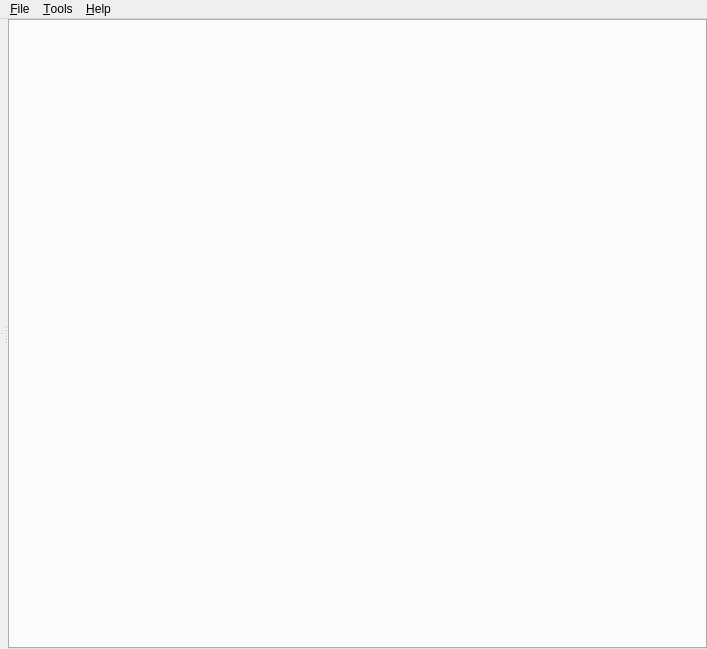
This is src/mainwindow.ui in fougue/mayo as Qt 5 draws it before an edit. The edited form follows.
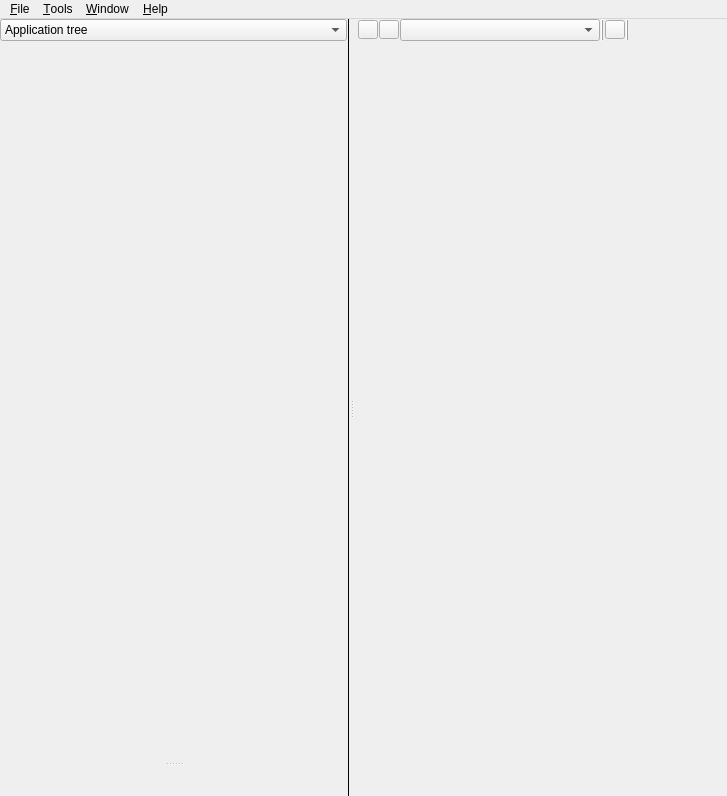
This is the edited form. Icons and pictures are not drawn. Custom widgets are drawn as their Qt base class.

```diff
--- a/src/mainwindow.ui
+++ b/src/mainwindow.ui
@@ -6,15 +6,18 @@
    <rect>
     <x>0</x>
     <y>0</y>
-    <width>707</width>
-    <height>649</height>
+    <width>727</width>
+    <height>796</height>
    </rect>
   </property>
   <property name="windowTitle">
    <string>Mayo</string>
   </property>
   <widget class="QWidget" name="centralWidget">
-   <layout class="QVBoxLayout" name="verticalLayout">
+   <layout class="QVBoxLayout" name="verticalLayout_4">
+    <property name="spacing">
+     <number>0</number>
+    </property>
     <property name="leftMargin">
      <number>0</number>
     </property>
@@ -32,26 +35,324 @@
       <property name="orientation">
        <enum>Qt::Horizontal</enum>
       </property>
-      <widget class="QSplitter" name="splitter_Left">
-       <property name="orientation">
-        <enum>Qt::Vertical</enum>
-       </property>
-       <widget class="WidgetApplicationTree" name="widget_ApplicationTree" native="true"/>
-       <widget class="WidgetDocumentItemProps" name="widget_DocumentProps" native="true"/>
+      <widget class="QWidget" name="widget_Left" native="true">
+       <layout class="QHBoxLayout" name="horizontalLayout_3">
+        <property name="spacing">
+         <number>0</number>
+        </property>
+        <property name="leftMargin">
+         <number>0</number>
+        </property>
+        <property name="topMargin">
+         <number>0</number>
+        </property>
+        <property name="rightMargin">
+         <number>0</number>
+        </property>
+        <property name="bottomMargin">
+         <number>0</number>
+        </property>
+        <item>
+         <widget class="QWidget" name="widget_LeftContents" native="true">
+          <layout class="QVBoxLayout" name="verticalLayout_5">
+           <property name="spacing">
+            <number>0</number>
+           </property>
+           <property name="leftMargin">
+            <number>0</number>
+           </property>
+           <property name="topMargin">
+            <number>0</number>
+           </property>
+           <property name="rightMargin">
+            <number>0</number>
+           </property>
+           <property name="bottomMargin">
+            <number>0</number>
+           </property>
+           <item>
+            <widget class="QWidget" name="widget_LeftHeader" native="true">
+             <layout class="QHBoxLayout" name="horizontalLayout_2">
+              <property name="spacing">
+               <number>0</number>
+              </property>
+              <property name="leftMargin">
+               <number>0</number>
+              </property>
+              <property name="topMargin">
+               <number>0</number>
+              </property>
+              <property name="rightMargin">
+               <number>0</number>
+              </property>
+              <property name="bottomMargin">
+               <number>0</number>
+              </property>
+              <item>
+               <widget class="QComboBox" name="combo_LeftContents">
+                <item>
+                 <property name="text">
+                  <string>Application tree</string>
+                 </property>
+                </item>
+                <item>
+                 <property name="text">
+                  <string>Opened documents</string>
+                 </property>
+                </item>
+                <item>
+                 <property name="text">
+                  <string>File system</string>
+                 </property>
+                </item>
+               </widget>
+              </item>
+             </layout>
+            </widget>
+           </item>
+           <item>
+            <widget class="QStackedWidget" name="stack_LeftContents">
+             <property name="currentIndex">
+              <number>0</number>
+             </property>
+             <widget class="QWidget" name="page_ApplicationTree">
+              <layout class="QVBoxLayout" name="verticalLayout_2">
+               <property name="leftMargin">
+                <number>0</number>
+               </property>
+               <property name="topMargin">
+                <number>0</number>
+               </property>
+               <property name="rightMargin">
+                <number>0</number>
+               </property>
+               <property name="bottomMargin">
+                <number>0</number>
+               </property>
+               <item>
+                <widget class="QSplitter" name="splitter_ApplicationTree">
+                 <property name="orientation">
+                  <enum>Qt::Vertical</enum>
+                 </property>
+                 <widget class="WidgetApplicationTree" name="widget_ApplicationTree" native="true">
+                  <property name="sizePolicy">
+                   <sizepolicy hsizetype="Preferred" vsizetype="Preferred">
+                    <horstretch>0</horstretch>
+                    <verstretch>1</verstretch>
+                   </sizepolicy>
+                  </property>
+                 </widget>
+                 <widget class="WidgetDocumentItemProps" name="widget_DocumentProps" native="true"/>
+                </widget>
+               </item>
+              </layout>
+             </widget>
+             <widget class="QWidget" name="page_OpenedDocuments">
+              <layout class="QVBoxLayout" name="verticalLayout_6">
+               <property name="leftMargin">
+                <number>0</number>
+               </property>
+               <property name="topMargin">
+                <number>0</number>
+               </property>
+               <property name="rightMargin">
+                <number>0</number>
+               </property>
+               <property name="bottomMargin">
+                <number>0</number>
+               </property>
+               <item>
+                <widget class="QListView" name="listView_OpenedDocuments">
+                 <property name="horizontalScrollBarPolicy">
+                  <enum>Qt::ScrollBarAlwaysOff</enum>
+                 </property>
+                 <property name="editTriggers">
+                  <set>QAbstractItemView::NoEditTriggers</set>
+                 </property>
+                 <property name="textElideMode">
+                  <enum>Qt::ElideMiddle</enum>
+                 </property>
+                </widget>
+               </item>
+              </layout>
+             </widget>
+             <widget class="QWidget" name="page_FileSystem">
+              <layout class="QVBoxLayout" name="verticalLayout_3">
+               <property name="leftMargin">
+                <number>0</number>
+               </property>
+               <property name="topMargin">
+                <number>0</number>
+               </property>
+               <property name="rightMargin">
+                <number>0</number>
+               </property>
+               <property name="bottomMargin">
+                <number>0</number>
+               </property>
+               <item>
+                <widget class="QTreeView" name="treeView_FileSystem">
+                 <attribute name="headerVisible">
+                  <bool>false</bool>
+                 </attribute>
+                </widget>
+               </item>
+              </layout>
+             </widget>
+            </widget>
+           </item>
+          </layout>
+         </widget>
+        </item>
+        <item>
+         <widget class="Line" name="line_LeftRightSeparator">
+          <property name="frameShadow">
+           <enum>QFrame::Plain</enum>
+          </property>
+          <property name="lineWidth">
+           <number>1</number>
+          </property>
+          <property name="orientation">
+           <enum>Qt::Vertical</enum>
+          </property>
+         </widget>
+        </item>
+       </layout>
       </widget>
-      <widget class="QTabWidget" name="tab_GuiDocuments">
-       <property name="sizePolicy">
-        <sizepolicy hsizetype="Expanding" vsizetype="Expanding">
-         <horstretch>2</horstretch>
-         <verstretch>0</verstretch>
-        </sizepolicy>
-       </property>
-       <property name="currentIndex">
-        <number>-1</number>
-       </property>
-       <property name="tabsClosable">
-        <bool>true</bool>
-       </property>
+      <widget class="QWidget" name="widget_Right" native="true">
+       <layout class="QVBoxLayout" name="verticalLayout">
+        <property name="spacing">
+         <number>0</number>
+        </property>
+        <property name="leftMargin">
+         <number>2</number>
+        </property>
+        <property name="topMargin">
+         <number>0</number>
+        </property>
+        <property name="rightMargin">
+         <number>0</number>
+        </property>
+        <property name="bottomMargin">
+         <number>2</number>
+        </property>
+        <item>
+         <widget class="QWidget" name="widget_ControlGuiDocuments" native="true">
+          <layout class="QHBoxLayout" name="horizontalLayout">
+           <property name="spacing">
+            <number>1</number>
+           </property>
+           <property name="leftMargin">
+            <number>2</number>
+           </property>
+           <property name="topMargin">
+            <number>0</number>
+           </property>
+           <property name="rightMargin">
+            <number>0</number>
+           </property>
+           <property name="bottomMargin">
+            <number>0</number>
+           </property>
+           <item>
+            <widget class="ButtonFlat" name="btn_PreviousGuiDocument">
+             <property name="icon">
+              <iconset resource="../mayo.qrc">
+               <normaloff>:/images/previous.png</normaloff>:/images/previous.png</iconset>
+             </property>
+             <property name="iconSize">
+              <size>
+               <width>12</width>
+               <height>12</height>
+              </size>
+             </property>
+            </widget>
+           </item>
+           <item>
+            <widget class="ButtonFlat" name="btn_NextGuiDocument">
+             <property name="icon">
+              <iconset resource="../mayo.qrc">
+               <normaloff>:/images/next.png</normaloff>:/images/next.png</iconset>
+             </property>
+             <property name="iconSize">
+              <size>
+               <width>12</width>
+               <height>12</height>
+              </size>
+             </property>
+            </widget>
+           </item>
+           <item>
+            <widget class="QComboBox" name="combo_GuiDocuments">
+             <property name="minimumSize">
+              <size>
+               <width>200</width>
+               <height>0</height>
+              </size>
+             </property>
+             <property name="sizeAdjustPolicy">
+              <enum>QComboBox::AdjustToContents</enum>
+             </property>
+            </widget>
+           </item>
+           <item>
+            <widget class="Line" name="line">
+             <property name="frameShadow">
+              <enum>QFrame::Raised</enum>
+             </property>
+             <property name="orientation">
+              <enum>Qt::Vertical</enum>
+             </property>
+            </widget>
+           </item>
+           <item>
+            <widget class="ButtonFlat" name="btn_CloseGuiDocument">
+             <property name="icon">
+              <iconset resource="../mayo.qrc">
+               <normaloff>:/images/close.png</normaloff>:/images/close.png</iconset>
+             </property>
+             <property name="iconSize">
+              <size>
+               <width>12</width>
+               <height>12</height>
+              </size>
+             </property>
+            </widget>
+           </item>
+           <item>
+            <widget class="Line" name="line_2">
+             <property name="frameShadow">
+              <enum>QFrame::Raised</enum>
+             </property>
+             <property name="orientation">
+              <enum>Qt::Vertical</enum>
+             </property>
+            </widget>
+           </item>
+           <item>
+            <widget class="QWidget" name="widget_Spacer" native="true">
+             <property name="sizePolicy">
+              <sizepolicy hsizetype="Preferred" vsizetype="Preferred">
+               <horstretch>1</horstretch>
+               <verstretch>0</verstretch>
+              </sizepolicy>
+             </property>
+            </widget>
+           </item>
+          </layout>
+         </widget>
+        </item>
+        <item>
+         <widget class="QStackedWidget" name="stack_GuiDocuments">
+          <property name="sizePolicy">
+           <sizepolicy hsizetype="Expanding" vsizetype="Expanding">
+            <horstretch>2</horstretch>
+            <verstretch>0</verstretch>
+           </sizepolicy>
+          </property>
+         </widget>
+        </item>
+       </layout>
       </widget>
      </widget>
     </item>
@@ -62,7 +363,7 @@
     <rect>
      <x>0</x>
      <y>0</y>
-     <width>707</width>
+     <width>727</width>
      <height>21</height>
     </rect>
    </property>
@@ -95,8 +396,16 @@
     <addaction name="separator"/>
     <addaction name="actionOptions"/>
    </widget>
+   <widget class="QMenu" name="menuWindow">
+    <property name="title">
+     <string>&amp;Window</string>
+    </property>
+    <addaction name="actionPreviousDoc"/>
+    <addaction name="actionNextDoc"/>
+   </widget>
    <addaction name="menu_File"/>
    <addaction name="menu_Options"/>
+   <addaction name="menuWindow"/>
    <addaction name="menu_Help"/>
   </widget>
   <action name="actionNewDoc">
@@ -174,6 +483,11 @@
    <header>widget_document_item_props.h</header>
    <container>1</container>
   </customwidget>
+  <customwidget>
+   <class>ButtonFlat</class>
+   <extends>QToolButton</extends>
+   <header>button_flat.h</header>
+  </customwidget>
  </customwidgets>
  <resources>
   <include location="../mayo.qrc"/>
```
Left out of the diff: 44 changed lines with no effect on the pictures.
